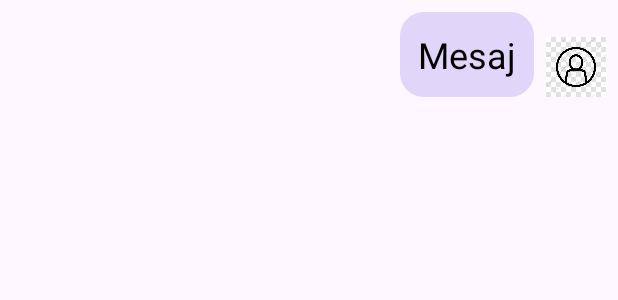
After one commit to OrhanUnal/Cook-Cam, an Android app: the layout item_note_user.xml on its own in the app's theme, with its tools: preview values and no code run, on a phone screen of 412 x 824 dp. The commit adds this screen. Shown: the top 300 px of the screen. Run offline under Robolectric (Android 15) with nearby library versions, the phone set to English and light mode, and no system bars.

Commit message:
Add user/bot message layouts to SavedAdapter
Refactored SavedAdapter to support different layouts for user and bot messages by introducing item_note_user.xml and item_note_bot.xml, and removing the old item_note.xml. Updated getItemViewType and onCreateViewHolder logic accordingly. Also changed NoteData database version to 3 and adjusted RecyclerView layout sizing in fragment_saved.xml.

```diff
--- a/app/src/main/java/com/kivinecostone/yemek_tarif_uygulamasi/database/NoteData.kt
+++ b/app/src/main/java/com/kivinecostone/yemek_tarif_uygulamasi/database/NoteData.kt
@@ -4,7 +4,7 @@ import androidx.room.Database
 import androidx.room.RoomDatabase
 
 
-@Database(entities = [ChatLogEntity::class], version = 2)
+@Database(entities = [ChatLogEntity::class], version = 3)
 abstract class NoteData: RoomDatabase(){
     companion object{
         const val NAME = "Notes"
--- a/app/src/main/res/layout/fragment_saved.xml
+++ b/app/src/main/res/layout/fragment_saved.xml
@@ -8,8 +8,8 @@
 
     <androidx.recyclerview.widget.RecyclerView
         android:id="@+id/rvNoteList"
-        android:layout_width="0dp"
-        android:layout_height="0dp"
+        android:layout_width="wrap_content"
+        android:layout_height="match_parent"
         android:visibility="gone"
         app:layout_constraintBottom_toBottomOf="parent"
         app:layout_constraintEnd_toEndOf="parent"
--- /dev/null
+++ b/app/src/main/res/layout/item_note_user.xml
@@ -0,0 +1,30 @@
+<?xml version="1.0" encoding="utf-8"?>
+<LinearLayout xmlns:android="http://schemas.android.com/apk/res/android"
+    android:layout_width="match_parent"
+    android:layout_height="wrap_content"
+    android:gravity="end"
+    android:orientation="horizontal"
+    android:padding="8dp">
+
+    <TextView
+        android:id="@+id/textViewSavedAiTitle"
+        android:layout_width="wrap_content"
+        android:layout_height="wrap_content"
+        android:layout_marginEnd="8dp"
+        android:background="@drawable/bg_user_message"
+        android:maxWidth="250dp"
+        android:padding="12dp"
+        android:text="Mesaj"
+        android:textColor="#000000"
+        android:textSize="24sp" />
+
+    <ImageView
+        android:id="@+id/avatarImage"
+        android:layout_width="40dp"
+        android:layout_height="40dp"
+        android:layout_gravity="bottom"
+        android:contentDescription="Kullanıcı avatarı"
+        android:scaleType="centerCrop"
+        android:src="@drawable/ic_user" />
+
+</LinearLayout>
```
Also changed, not shown: app/src/main/java/com/kivinecostone/yemek_tarif_uygulamasi/Adapter/SavedAdapter.kt (+19 -5 lines), app/src/main/res/layout/item_note.xml (deleted, +0 -15 lines), app/src/main/res/layout/item_note_bot.xml (added, +30 -0 lines).
